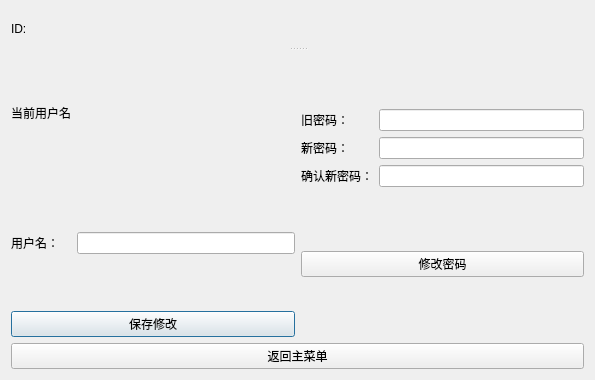
Qt form Client/UI/TrainUI/myinform.ui (TimerChen/TrainTickets) before a commit.
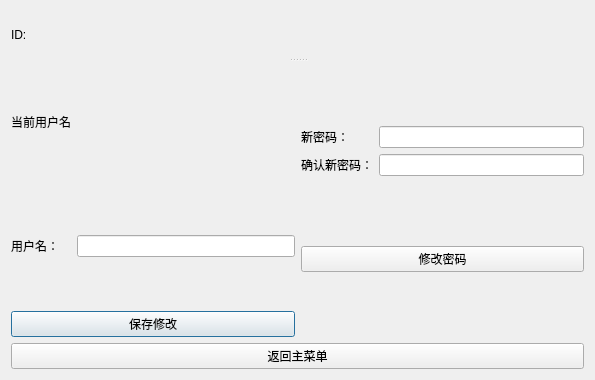
The same form after that commit. Icons and pictures are not drawn.

Commit message: Delete the oldpwdLineEdit

What changed in the file:
```diff
--- a/Client/UI/TrainUI/myinform.ui
+++ b/Client/UI/TrainUI/myinform.ui
@@ -103,36 +103,26 @@
         <layout class="QVBoxLayout" name="verticalLayout_2">
          <item>
           <layout class="QGridLayout" name="gridLayout">
-           <item row="1" column="0">
+           <item row="0" column="0">
             <widget class="QLabel" name="label_5">
              <property name="text">
               <string>新密码：</string>
              </property>
             </widget>
            </item>
-           <item row="0" column="1">
-            <widget class="QLineEdit" name="oldpwdLineEdit"/>
+           <item row="1" column="1">
+            <widget class="QLineEdit" name="confirmNewPwdLindeEdit"/>
            </item>
-           <item row="2" column="0">
+           <item row="1" column="0">
             <widget class="QLabel" name="label_6">
              <property name="text">
               <string>确认新密码：</string>
              </property>
             </widget>
            </item>
-           <item row="2" column="1">
-            <widget class="QLineEdit" name="confirmNewPwdLindeEdit"/>
-           </item>
-           <item row="1" column="1">
+           <item row="0" column="1">
             <widget class="QLineEdit" name="newpwdLineEdit"/>
            </item>
-           <item row="0" column="0">
-            <widget class="QLabel" name="label_4">
-             <property name="text">
-              <string>旧密码：</string>
-             </property>
-            </widget>
-           </item>
           </layout>
          </item>
          <item>
```
The commit also changes 2 other files.
